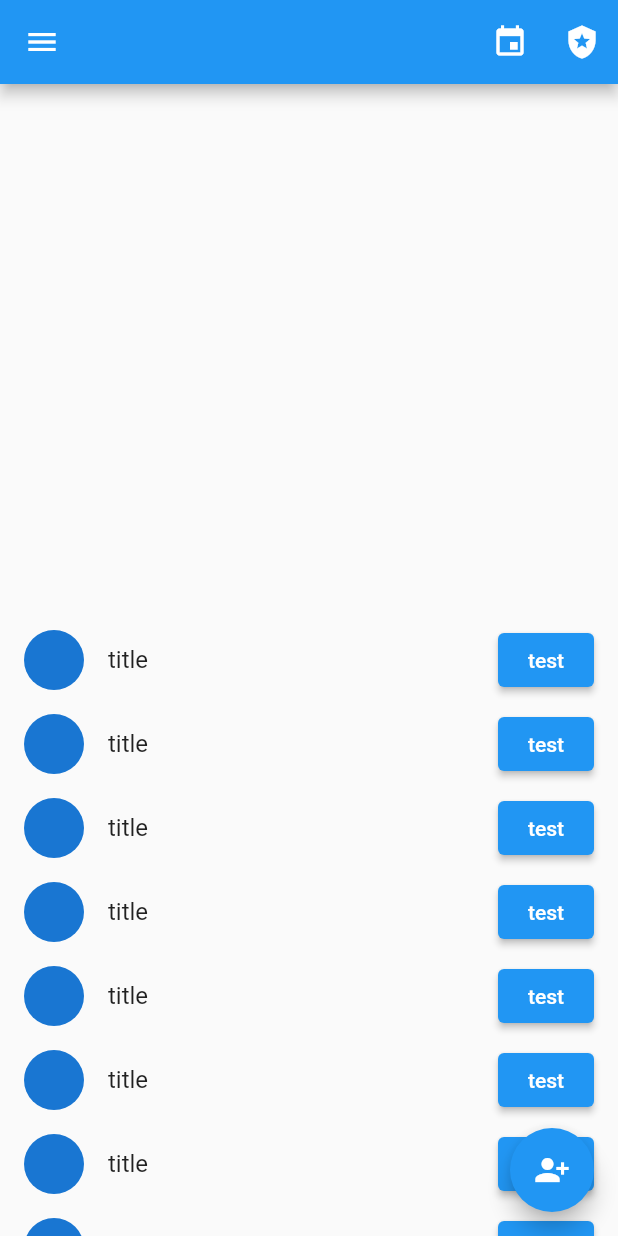
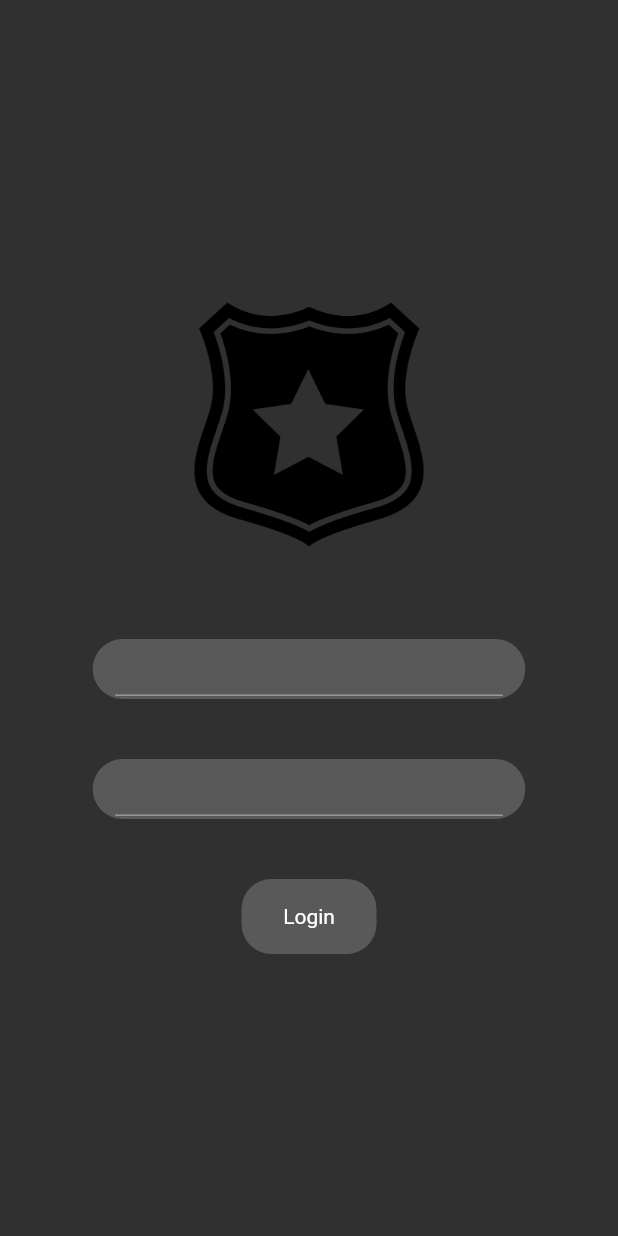
Before and after one commit to ShanuFutura/prison_book, a Flutter app: the screen it shows after launch, on a phone screen of 412 x 824 dp. Run offline on Flutter 3.47's test engine with Material 2 defaults, Android fonts, the light colour scheme and no system bars; our stand-ins replace table_calendar.

Commit message:
loginpage

```diff
--- a/lib/main.dart
+++ b/lib/main.dart
@@ -3,6 +3,7 @@ import 'package:prisonbook/screens/add_prisoner_screen.dart';
 import 'package:prisonbook/screens/attendance_screen.dart';
 import 'package:prisonbook/screens/employees_list_screen.dart';
 import 'package:prisonbook/screens/home_page.dart';
+import 'package:prisonbook/screens/login_page.dart';
 import 'package:prisonbook/screens/main_prisoner_view.dart';
 import 'package:prisonbook/screens/officers_list_screen.dart';
 // import 'package:stacked_themes/stacked_themes.dart';
@@ -16,6 +17,7 @@ class PrisonBook extends StatelessWidget {
   @override
   Widget build(BuildContext context) {
     return MaterialApp(
+      theme: ThemeData.dark(),
       // theme: ThemeData(
       //   iconTheme: IconThemeData(
       //     color: Colors.white,
@@ -54,14 +56,16 @@ class PrisonBook extends StatelessWidget {
       //     bodyText1: TextStyle(color: Colors.white),
       //   ),
       // ),
-      home: HomePage(),
+      home: LoginPage(),
       routes: {
         MainPrisonerView.routeName: (ctx) => MainPrisonerView(),
         ProfileEditScreen.routeName: (ctx) => ProfileEditScreen(),
         AttendaceScreen.routeName: (ctx) => AttendaceScreen(),
         AddPrisonerScreen.routeName: (ctx) => AddPrisonerScreen(),
         EmployeesListScreen.routeName: (ctx) => EmployeesListScreen(),
-        OfficersListScreen.routeName: (ctx) => OfficersListScreen()
+        OfficersListScreen.routeName: (ctx) => OfficersListScreen(),
+        LoginPage.routeName: (ctx) => LoginPage(),
+        HomePage.routeName: (ctx) => HomePage(),
       },
     );
   }
--- a/lib/screens/home_page.dart
+++ b/lib/screens/home_page.dart
@@ -9,6 +9,8 @@ import 'package:prisonbook/widgets/employee_drawer.dart';
 
 class HomePage extends StatelessWidget {
   const HomePage({Key? key}) : super(key: key);
+
+  static const String routeName = 'homepage';
 
   @override
   Widget build(BuildContext context) {
--- /dev/null
+++ b/lib/screens/login_page.dart
@@ -0,0 +1,85 @@
+import 'package:flutter/material.dart';
+import 'package:prisonbook/screens/home_page.dart';
+import 'package:prisonbook/screens/main_prisoner_view.dart';
+
+class LoginPage extends StatelessWidget {
+  const LoginPage({Key? key}) : super(key: key);
+
+  static String routeName = 'login page';
+
+  @override
+  Widget build(BuildContext context) {
+    final deviceWidth = MediaQuery.of(context).size.width;
+    return Scaffold(
+      resizeToAvoidBottomInset: false,
+      body: Center(
+        child: Form(
+            child: Padding(
+          padding: const EdgeInsets.all(38.0),
+          child: Column(
+            mainAxisAlignment: MainAxisAlignment.end,
+            crossAxisAlignment: CrossAxisAlignment.center,
+            children: [
+              Padding(
+                padding: const EdgeInsets.all(18.0),
+                child: Image.asset(
+                  'assets/cop_badge.webp',
+                  height: 170,
+                ),
+              ),
+              SizedBox(
+                height: 40,
+              ),
+              Container(
+                  height: 40,
+                  width: deviceWidth * .7,
+                  decoration: BoxDecoration(
+                      borderRadius: BorderRadius.circular(20),
+                      color: Color.fromRGBO(255, 255, 255, .2)),
+                  child: Padding(
+                    padding:
+                        const EdgeInsets.symmetric(vertical: 2, horizontal: 15),
+                    child: TextFormField(),
+                  )),
+              SizedBox(
+                height: 40,
+              ),
+              Container(
+                  height: 40,
+                  width: deviceWidth * .7,
+                  decoration: BoxDecoration(
+                      borderRadius: BorderRadius.circular(20),
+                      color: Color.fromRGBO(255, 255, 255, .2)),
+                  child: Padding(
+                    padding:
+                        const EdgeInsets.symmetric(vertical: 2, horizontal: 15),
+                    child: TextFormField(),
+                  )),
+              SizedBox(
+                height: 40,
+              ),
+              InkWell(
+                onTap: () {
+                  Navigator.of(context).pushNamed(HomePage.routeName);
+                },
+                child: Container(
+                  height: 50,
+                  width: 90,
+                  decoration: BoxDecoration(
+                      borderRadius: BorderRadius.circular(20),
+                      color: Color.fromRGBO(255, 255, 255, .2)),
+                  child: Center(
+                    child: Text('Login'),
+                  ),
+                ),
+              ),
+              SizedBox(
+                height: 150,
+              )
+            ],
+          ),
+        )),
+      ),
+    );
+  }
+}
--- a/pubspec.yaml
+++ b/pubspec.yaml
@@ -61,7 +61,8 @@ flutter:
   # To add assets to your application, add an assets section, like this:
   assets:
     - assets/avatar.png
-  #   - images/a_dot_ham.jpeg
+    - assets/cop_badge.webp
+
 
   # An image asset can refer to one or more resolution-specific "variants", see
   # https://flutter.dev/assets-and-images/#resolution-aware.
```
Also changed, not shown: assets/cop_badge.webp (added).
